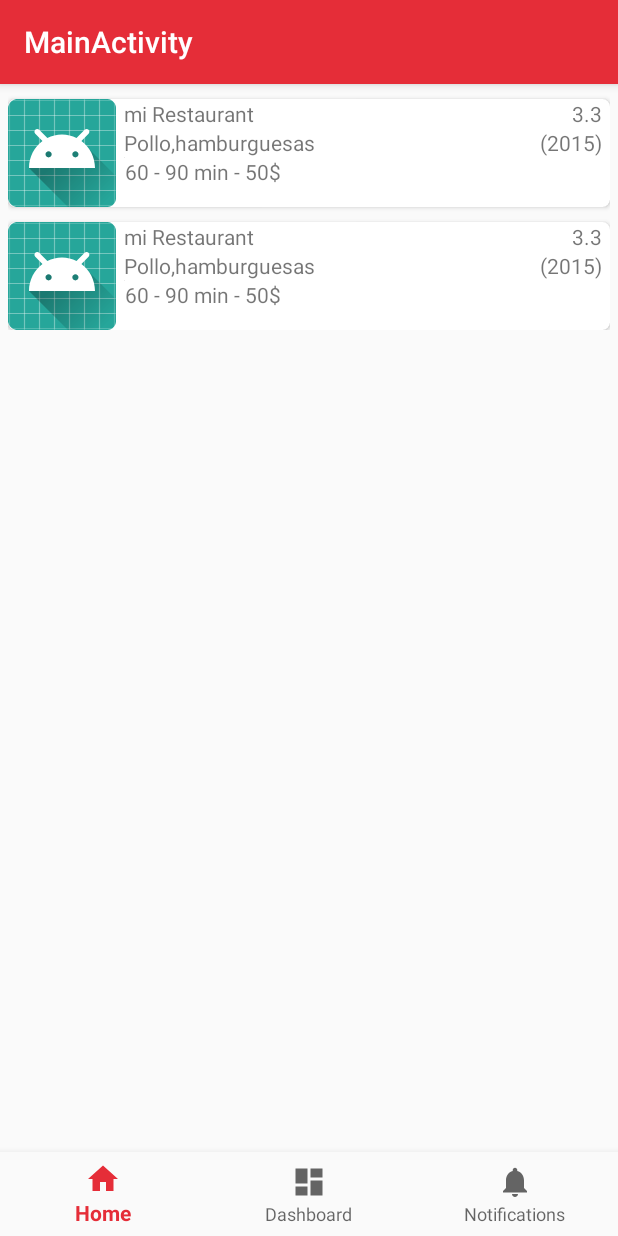
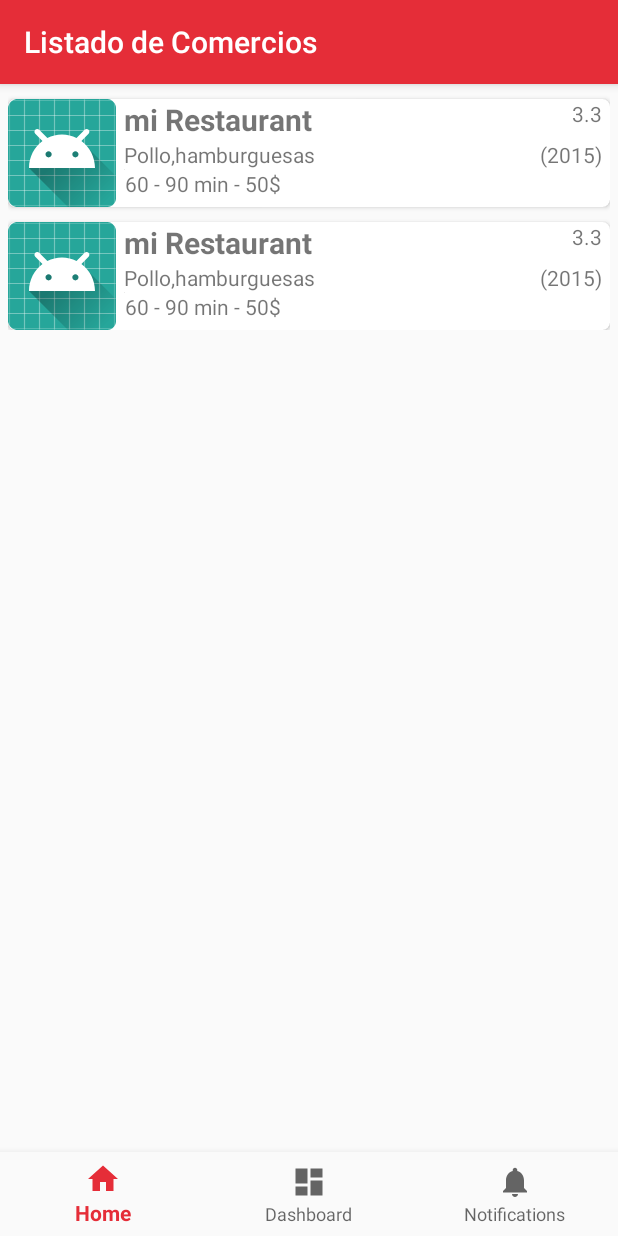
Before and after one commit to taller-desarrollo-proyectos-2/como-hoy-app, an Android app: the MainActivity screen opened directly, with no data from a screen before it, on a phone screen of 412 x 824 dp. Run offline under Robolectric (Android 15) with nearby library versions, the phone set to English and light mode, and no system bars.

Commit message:
layout ui hot fix

```diff
--- a/app/src/main/res/layout/restourant.xml
+++ b/app/src/main/res/layout/restourant.xml
@@ -39,6 +39,8 @@
                     android:id="@+id/nombreRestaurant"
                     android:layout_height="wrap_content"
                     android:layout_width="wrap_content"
+                    android:textStyle="bold"
+                    android:textSize="20sp"
                     android:layout_gravity="left"
                     android:text="mi Restaurant" />
                 <TextView
--- a/app/src/main/res/values/strings.xml
+++ b/app/src/main/res/values/strings.xml
@@ -16,7 +16,7 @@
     <string name="permission_rationale">"Contacts permissions are needed for providing email
         completions."
     </string>
-    <string name="title_activity_main">MainActivity</string>
+    <string name="title_activity_main">Listado de Comercios</string>
     <string name="title_home">Home</string>
     <string name="title_dashboard">Dashboard</string>
     <string name="title_notifications">Notifications</string>
```
